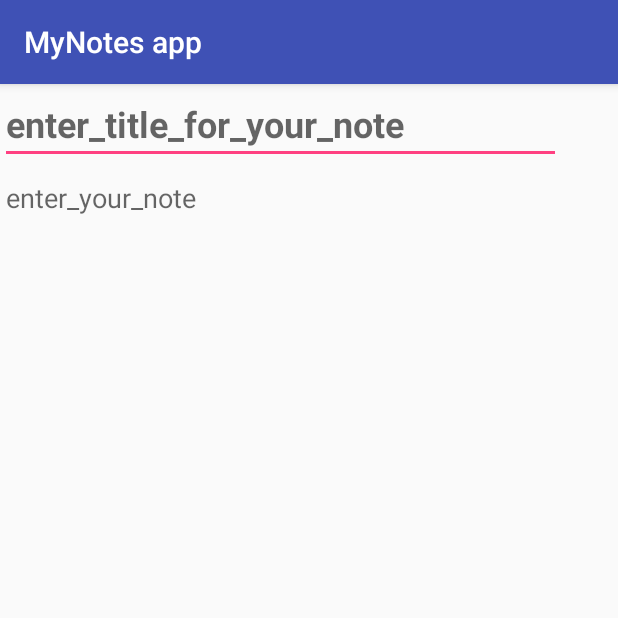
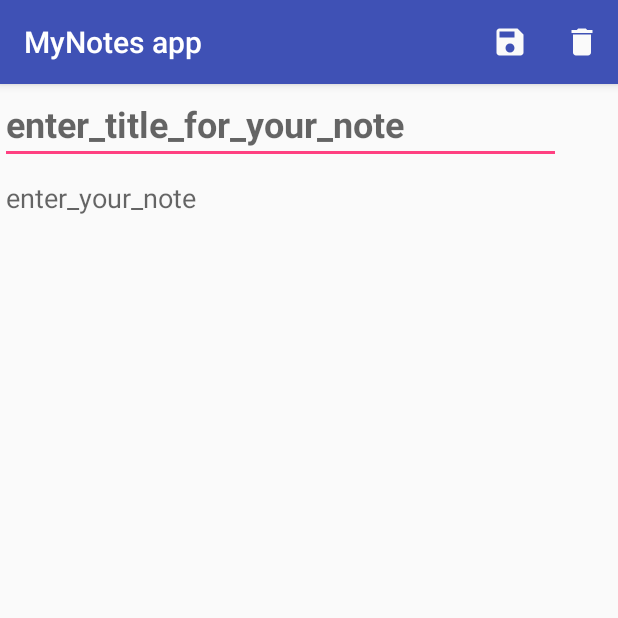
Before and after one commit to mittalHimanshu/Super-30, an Android app: the NoteActivity screen opened directly, with no data from a screen before it, on a phone screen of 412 x 824 dp, the top half of it. Run offline under Robolectric (Android 15) with nearby library versions, the phone set to English and light mode, and no system bars.

Commit message:
in progress

```diff
--- a/MyNotesApp/app/src/main/java/com/example/phoenix/mynotesapp/NoteActivity.java
+++ b/MyNotesApp/app/src/main/java/com/example/phoenix/mynotesapp/NoteActivity.java
@@ -1,13 +1,63 @@
 package com.example.phoenix.mynotesapp;
 
+
+import android.content.Intent;
+import android.content.SharedPreferences;
 import android.support.v7.app.AppCompatActivity;
 import android.os.Bundle;
+import android.view.Menu;
+import android.view.MenuItem;
+import android.widget.EditText;
+
+import static com.example.phoenix.mynotesapp.MainActivity.sharedPreferences;
 
 public class NoteActivity extends AppCompatActivity {
+    EditText title_edit, body_edit;
+    static SharedPreferences.Editor editor;
+
 
     @Override
     protected void onCreate(Bundle savedInstanceState) {
         super.onCreate(savedInstanceState);
         setContentView(R.layout.activity_note);
+        title_edit = (EditText) findViewById(R.id.title_edit);
+        body_edit = (EditText) findViewById(R.id.body_edit);
     }
+
+    @Override
+    public boolean onCreateOptionsMenu(Menu menu) {
+        getMenuInflater().inflate(R.menu.menu_note_new, menu);
+        return true;
+    }
+
+    @Override
+    public boolean onOptionsItemSelected(MenuItem item) {
+        int id = item.getItemId();
+        switch(id){
+            case R.id.save:
+            {
+                editor = sharedPreferences.edit();
+                editor.putString("isAdded", "true");
+                editor.commit();
+                Note.insertNote(title_edit.getText().toString(), body_edit.getText().toString());
+                Intent i = new Intent(NoteActivity.this, MainActivity.class);
+                startActivity(i);
+                finish();
+            }
+        }
+        return true;
+    }
+
+    public static boolean checkStatus(){
+        try{
+            String value = sharedPreferences.getString("isAdded", "false");
+            if(value.equals("true"))
+                return true;
+            else
+                return false;
+        }
+        catch(Exception e){ }
+        return false;
+    }
+
 }
--- /dev/null
+++ b/MyNotesApp/app/src/main/res/drawable/ic_delete_black_24dp.xml
@@ -0,0 +1,5 @@
+<vector android:height="24dp" android:tint="#FAFAFA"
+    android:viewportHeight="24.0" android:viewportWidth="24.0"
+    android:width="24dp" xmlns:android="http://schemas.android.com/apk/res/android">
+    <path android:fillColor="#FF000000" android:pathData="M6,19c0,1.1 0.9,2 2,2h8c1.1,0 2,-0.9 2,-2V7H6v12zM19,4h-3.5l-1,-1h-5l-1,1H5v2h14V4z"/>
+</vector>
--- /dev/null
+++ b/MyNotesApp/app/src/main/res/drawable/ic_note_add_black_24dp.xml
@@ -0,0 +1,5 @@
+<vector android:height="24dp" android:tint="#FAFAFA"
+    android:viewportHeight="24.0" android:viewportWidth="24.0"
+    android:width="24dp" xmlns:android="http://schemas.android.com/apk/res/android">
+    <path android:fillColor="#FF000000" android:pathData="M14,2L6,2c-1.1,0 -1.99,0.9 -1.99,2L4,20c0,1.1 0.89,2 1.99,2L18,22c1.1,0 2,-0.9 2,-2L20,8l-6,-6zM16,16h-3v3h-2v-3L8,16v-2h3v-3h2v3h3v2zM13,9L13,3.5L18.5,9L13,9z"/>
+</vector>
--- /dev/null
+++ b/MyNotesApp/app/src/main/res/drawable/ic_save_black_24dp.xml
@@ -0,0 +1,5 @@
+<vector android:height="24dp" android:tint="#FAFAFA"
+    android:viewportHeight="24.0" android:viewportWidth="24.0"
+    android:width="24dp" xmlns:android="http://schemas.android.com/apk/res/android">
+    <path android:fillColor="#FF000000" android:pathData="M17,3L5,3c-1.11,0 -2,0.9 -2,2v14c0,1.1 0.89,2 2,2h14c1.1,0 2,-0.9 2,-2L21,7l-4,-4zM12,19c-1.66,0 -3,-1.34 -3,-3s1.34,-3 3,-3 3,1.34 3,3 -1.34,3 -3,3zM15,9L5,9L5,5h10v4z"/>
+</vector>
--- a/MyNotesApp/app/src/main/res/layout/activity_main.xml
+++ b/MyNotesApp/app/src/main/res/layout/activity_main.xml
@@ -8,8 +8,8 @@
 
     <ListView
         android:id="@+id/main_listview"
-        android:layout_width="368dp"
-        android:layout_height="495dp"
+        android:layout_width="match_parent"
+        android:layout_height="match_parent"
         android:layout_marginBottom="8dp"
         android:layout_marginTop="8dp"
         app:layout_constraintBottom_toBottomOf="parent"
--- a/MyNotesApp/app/src/main/res/menu/menu_note_new.xml
+++ b/MyNotesApp/app/src/main/res/menu/menu_note_new.xml
@@ -1,4 +1,13 @@
 <?xml version="1.0" encoding="utf-8"?>
-<menu xmlns:android="http://schemas.android.com/apk/res/android">
+<menu xmlns:android="http://schemas.android.com/apk/res/android"
+    xmlns:app="http://schemas.android.com/apk/res-auto">
+    <item android:id="@+id/save"
+        android:title="Save"
+        app:showAsAction="always"
+        android:icon="@drawable/ic_save_black_24dp"/>
 
+    <item android:id="@+id/delete"
+        android:title="Delete"
+        app:showAsAction="always"
+        android:icon="@drawable/ic_delete_black_24dp"/>
 </menu>
```
Also changed, not shown: MyNotesApp/app/src/main/AndroidManifest.xml (+4 -3 lines), MyNotesApp/app/src/main/java/com/example/phoenix/mynotesapp/MainActivity.java (+34 -0 lines), MyNotesApp/app/src/main/java/com/example/phoenix/mynotesapp/Note.java (added, +70 -0 lines), MyNotesApp/app/src/main/java/com/example/phoenix/mynotesapp/NoteAdapter.java (added, +64 -0 lines), MyNotesApp/app/src/main/java/com/example/phoenix/mynotesapp/SplashScreen.java (+14 -0 lines), MyNotesApp/app/src/main/res/menu/menu_main.xml (+7 -2 lines), MyNotesApp/app/src/main/res/drawable/bg3.jpg (added), MyNotesApp/app/src/main/res/drawable/bg3.png (deleted).
